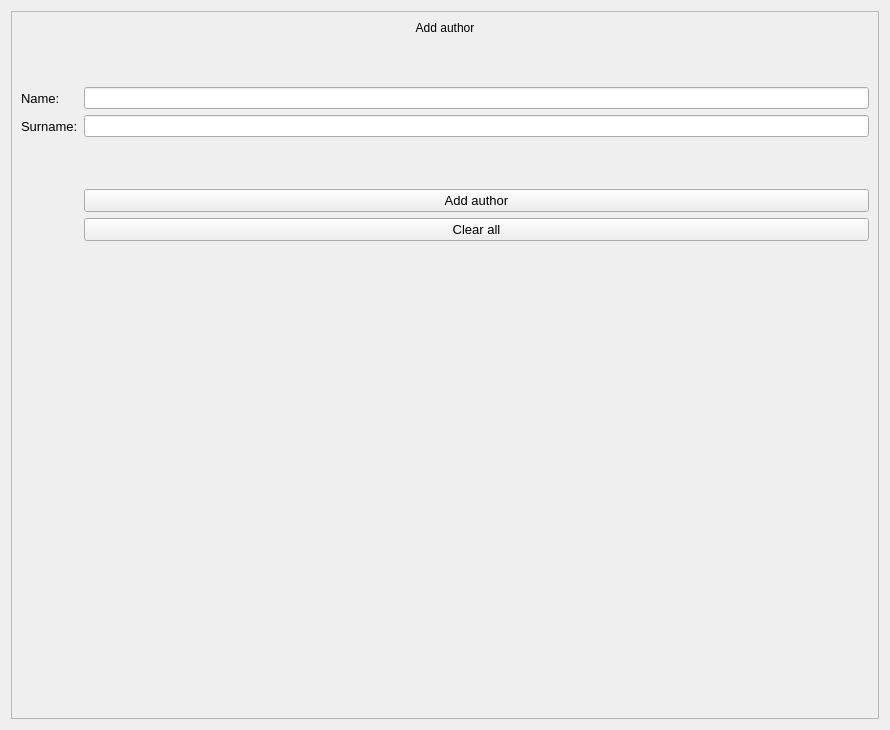
Qt form assets/XML/addAuthor_window.ui (nisaia/P-yQt-ersonal-management-system) before a commit.
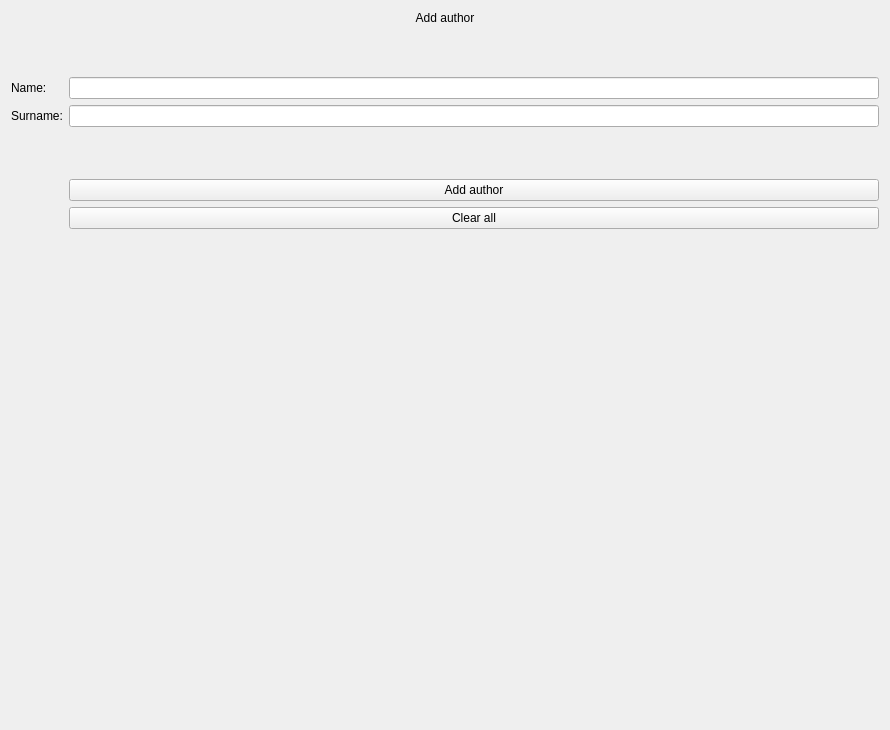
The same form after that commit.

```diff
--- a/assets/XML/addAuthor_window.ui
+++ b/assets/XML/addAuthor_window.ui
@@ -13,33 +13,35 @@
   <property name="windowTitle">
    <string>Form</string>
   </property>
-  <property name="styleSheet">
-   <string notr="true">QLabel#addAuthor_label {
-	background-color: green;
-}</string>
-  </property>
-  <layout class="QVBoxLayout" name="verticalLayout">
-   <item>
-    <widget class="QFrame" name="frame">
-     <property name="font">
-      <font>
-       <pointsize>10</pointsize>
-      </font>
-     </property>
-     <property name="frameShape">
-      <enum>QFrame::StyledPanel</enum>
-     </property>
-     <property name="frameShadow">
-      <enum>QFrame::Raised</enum>
-     </property>
      <layout class="QFormLayout" name="formLayout">
+   <item row="0" column="0" colspan="2">
+    <widget class="QLabel" name="addAuthor_label">
+     <property name="text">
+      <string>Add author</string>
+     </property>
+     <property name="alignment">
+      <set>Qt::AlignCenter</set>
+     </property>
+    </widget>
+   </item>
+   <item row="1" column="0" colspan="2">
+    <spacer name="verticalSpacer">
+     <property name="orientation">
+      <enum>Qt::Vertical</enum>
+     </property>
+     <property name="sizeType">
+      <enum>QSizePolicy::Preferred</enum>
+     </property>
+     <property name="sizeHint" stdset="0">
+      <size>
+       <width>20</width>
+       <height>40</height>
+      </size>
+     </property>
+    </spacer>
+   </item>
       <item row="2" column="0">
        <widget class="QLabel" name="authorName_label">
-        <property name="font">
-         <font>
-          <pointsize>10</pointsize>
-         </font>
-        </property>
         <property name="text">
          <string>Name:</string>
         </property>
@@ -50,11 +52,6 @@
       </item>
       <item row="3" column="0">
        <widget class="QLabel" name="authorSurname_label">
-        <property name="font">
-         <font>
-          <pointsize>10</pointsize>
-         </font>
-        </property>
         <property name="text">
          <string>Surname:</string>
         </property>
@@ -63,13 +60,24 @@
       <item row="3" column="1">
        <widget class="QLineEdit" name="authorSurname_lineEdit"/>
       </item>
+   <item row="4" column="0" colspan="2">
+    <spacer name="verticalSpacer_2">
+     <property name="orientation">
+      <enum>Qt::Vertical</enum>
+     </property>
+     <property name="sizeType">
+      <enum>QSizePolicy::Preferred</enum>
+     </property>
+     <property name="sizeHint" stdset="0">
+      <size>
+       <width>20</width>
+       <height>40</height>
+      </size>
+     </property>
+    </spacer>
+   </item>
       <item row="5" column="1">
        <widget class="QPushButton" name="addAuthor_button">
-        <property name="font">
-         <font>
-          <pointsize>10</pointsize>
-         </font>
-        </property>
         <property name="text">
          <string>Add author</string>
         </property>
@@ -77,59 +85,9 @@
       </item>
       <item row="6" column="1">
        <widget class="QPushButton" name="clearAll_button">
-        <property name="font">
-         <font>
-          <pointsize>10</pointsize>
-         </font>
-        </property>
         <property name="text">
          <string>Clear all</string>
         </property>
-       </widget>
-      </item>
-      <item row="0" column="0" colspan="2">
-       <widget class="QLabel" name="label">
-        <property name="text">
-         <string>Add author</string>
-        </property>
-        <property name="alignment">
-         <set>Qt::AlignCenter</set>
-        </property>
-       </widget>
-      </item>
-      <item row="1" column="0" colspan="2">
-       <spacer name="verticalSpacer_2">
-        <property name="orientation">
-         <enum>Qt::Vertical</enum>
-        </property>
-        <property name="sizeType">
-         <enum>QSizePolicy::Preferred</enum>
-        </property>
-        <property name="sizeHint" stdset="0">
-         <size>
-          <width>20</width>
-          <height>40</height>
-         </size>
-        </property>
-       </spacer>
-      </item>
-      <item row="4" column="0" colspan="2">
-       <spacer name="verticalSpacer">
-        <property name="orientation">
-         <enum>Qt::Vertical</enum>
-        </property>
-        <property name="sizeType">
-         <enum>QSizePolicy::Preferred</enum>
-        </property>
-        <property name="sizeHint" stdset="0">
-         <size>
-          <width>20</width>
-          <height>40</height>
-         </size>
-        </property>
-       </spacer>
-      </item>
-     </layout>
     </widget>
    </item>
   </layout>
```
Lines whose indentation alone changed are shown as unchanged.
